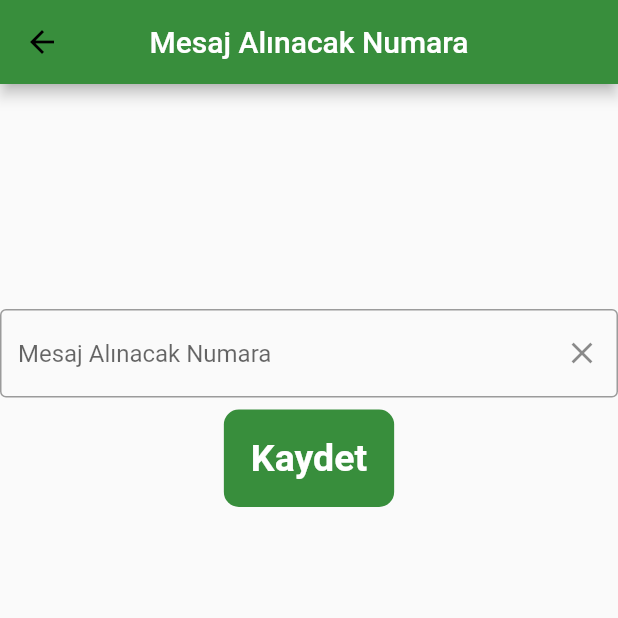
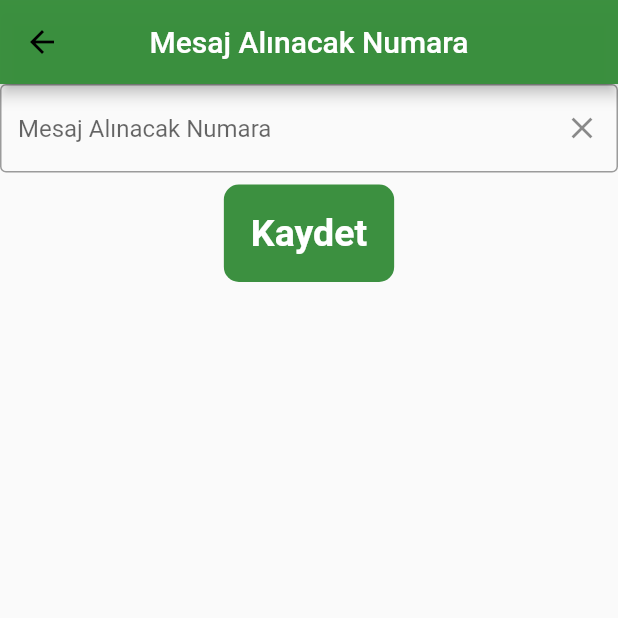
Before and after one commit to esrasubasi/tele_connect, a Flutter app: the screen it shows after launch, after a tap on the "message" icon, on a phone screen of 412 x 824 dp, the top half of it. Run offline on Flutter 3.47's test engine with Material 2 defaults, Android fonts, the phone set to English and light mode, and no system bars; our stand-ins replace cloud_firestore, dio, firebase_core, flutter_slidable, permission_handler; missing offline and left inert: flutter_sms, readsms, sms_receiver; accounts and stored records are empty.

Commit message:
uideğişimleri

```diff
--- /dev/null
+++ b/lib/core/components/custom_textfield.dart
@@ -0,0 +1,23 @@
+import 'package:flutter/material.dart';
+import 'package:flutter/services.dart';
+
+Widget CustomTextField({
+  TextEditingController? controller,
+  TextInputType? keyboardType,
+  String? hintText,
+}) {
+  return TextField(
+    controller: controller,
+    keyboardType: TextInputType.phone,
+    decoration: InputDecoration(
+      hintText: hintText,
+      border: OutlineInputBorder(),
+      suffixIcon: IconButton(
+        onPressed: () {
+          controller?.clear();
+        },
+        icon: Icon(Icons.clear),
+      ),
+    ),
+  );
+}
--- /dev/null
+++ b/lib/core/components/screen_field.dart
@@ -0,0 +1,11 @@
+import 'package:flutter/material.dart';
+
+abstract class BaseState<T extends StatefulWidget> extends State<T> {
+  ThemeData get themeData => Theme.of(context);
+
+  double dynamicHeight(double value) => MediaQuery.of(context).size.height * value;
+
+  double dynamicWidth(double value) => MediaQuery.of(context).size.width * value;
+
+  Size dynamicSize() => MediaQuery.of(context).size;
+}
--- a/lib/core/constant/color_constant.dart
+++ b/lib/core/constant/color_constant.dart
@@ -2,7 +2,7 @@ import 'package:flutter/material.dart';
 
 class ColorConstant {
   static const Color MAIN_COLOR = Colors.white;
-  static Color? MAIN_COLOR_GREEN700 = Colors.green[700];
+  static const Color MAIN_COLOR_GREEN700 = Color.fromARGB(250, 56, 142, 60);
   static const Color MAIN_BLACK = Colors.black;
   static const Color MAIN_BLACK54 = Colors.black54;
   static const Color MAIN_COLOR_RED = Colors.red;
--- a/lib/view/add_person/add_person_view_model.dart
+++ b/lib/view/add_person/add_person_view_model.dart
@@ -2,6 +2,14 @@ import 'package:flutter/material.dart';
 import 'package:cloud_firestore/cloud_firestore.dart';
 
 class AddPersonViewModel {
+  void addnew() async {
+    String addName = textName.text;
+    String addNumber = textPhone.text;
+    String addEmail = textEmail.text;
+
+    await addPerson(addName, addNumber, addEmail);
+  }
+
   final TextEditingController textName = TextEditingController();
   final TextEditingController textPhone = TextEditingController();
   final TextEditingController textEmail = TextEditingController();
--- a/lib/view/general/general_view.dart
+++ b/lib/view/general/general_view.dart
@@ -13,7 +13,7 @@ import 'package:tele_connect/view/add_person/add_person_view.dart';
 import 'package:tele_connect/view/general/general_view_model.dart';
 import 'package:tele_connect/core/model/person_model.dart';
 import 'package:tele_connect/view/selectSend/select_send_view.dart';
-
+import 'package:tele_connect/core/components/screen_field.dart';
 import '../../core/api/api.dart';
 import '../../core/model/dto_model/dto_mail_request.dart';
 
@@ -34,7 +34,7 @@ class Home extends StatefulWidget {
   State<Home> createState() => _HomeState();
 }
 
-class _HomeState extends State<Home> {
+class _HomeState extends BaseState<Home> {
   final GeneralViewModel viewModel = GeneralViewModel();
   final SMSReadViewModel readModel = SMSReadViewModel();
 
@@ -113,8 +113,8 @@ class _HomeState extends State<Home> {
                   }).toList();
 
                   return Container(
-                    height: 300,
-                    width: 500,
+                    height: dynamicHeight(0.4),
+                    width: dynamicWidth(0.95),
                     margin: const EdgeInsets.all(10.0),
                     decoration: BoxDecoration(
                       borderRadius: BorderRadius.circular(10.0),
@@ -130,7 +130,7 @@ class _HomeState extends State<Home> {
                 },
               ),
               SizedBox(
-                height: 50,
+                height: dynamicHeight(0.042),
               ),
               SafeArea(
                 child: Row(
@@ -140,20 +140,20 @@ class _HomeState extends State<Home> {
                           RouteHelper.push(context, SendView());
                         },
                         icon: Padding(
-                          padding: const EdgeInsets.all(10.0),
+                          padding: const EdgeInsets.all(6.0),
                           child: Icon(Icons.message),
                         ),
                         iconSize: 100,
                         color: ColorConstant.MAIN_COLOR_GREEN700),
-                    SizedBox(
-                      width: 70,
+                    Expanded(
+                      child: SizedBox(),
                     ),
                     IconButton(
                         onPressed: () {
                           RouteHelper.push(context, PersonView());
                         },
                         icon: Padding(
-                          padding: const EdgeInsets.all(12.0),
+                          padding: const EdgeInsets.all(5.0),
                           child: Icon(Icons.add_circle),
                         ),
                         iconSize: 100,
--- a/lib/view/selectSend/select_send_view.dart
+++ b/lib/view/selectSend/select_send_view.dart
@@ -1,11 +1,14 @@
 // ignore_for_file: prefer_const_constructors, non_constant_identifier_names, use_key_in_widget_constructors
 
 import 'package:flutter/material.dart';
+import 'package:tele_connect/core/components/custom_textfield.dart';
 import 'package:tele_connect/core/constant/app_constant.dart';
 import 'package:tele_connect/core/helper/route_helper.dart';
 import 'package:tele_connect/main.dart';
 import 'package:tele_connect/view/general/general_view.dart';
 import 'package:tele_connect/core/constant/color_constant.dart';
+
+import '../../core/components/screen_field.dart';
 
 void main() {
   runApp(SendView());
@@ -25,7 +28,7 @@ class SendApp extends StatefulWidget {
   State<SendApp> createState() => _SendAppState();
 }
 
-class _SendAppState extends State<SendApp> {
+class _SendAppState extends BaseState<SendApp> {
   final TextEditingController Sender = TextEditingController();
   final Home func = Home();
 
@@ -40,29 +43,14 @@ class _SendAppState extends State<SendApp> {
       ),
       body: SafeArea(
         child: Column(children: [
-          SizedBox(
-            height: 150,
-          ),
-          TextField(
-            controller: Sender,
-            decoration: InputDecoration(
-              hintText: AppConstant.SEND_SMS_HINT_TEXT,
-              border: OutlineInputBorder(),
-              suffixIcon: IconButton(
-                onPressed: () {
-                  Sender.clear();
-                },
-                icon: Icon(Icons.clear),
-              ),
-            ),
-          ),
+          CustomTextField(controller: Sender, hintText: AppConstant.SEND_SMS_HINT_TEXT, keyboardType: TextInputType.none),
           TextButton(
             onPressed: () {
               SavedSender = Sender.text;
               RouteHelper.push(context, SmsReadView());
             },
             child: Container(
-              margin: EdgeInsets.symmetric(horizontal: 100),
+              margin: EdgeInsets.symmetric(horizontal: dynamicWidth(0.27)),
               padding: EdgeInsets.all(18.0),
               decoration: BoxDecoration(
                 borderRadius: BorderRadius.circular(10.0),
```
